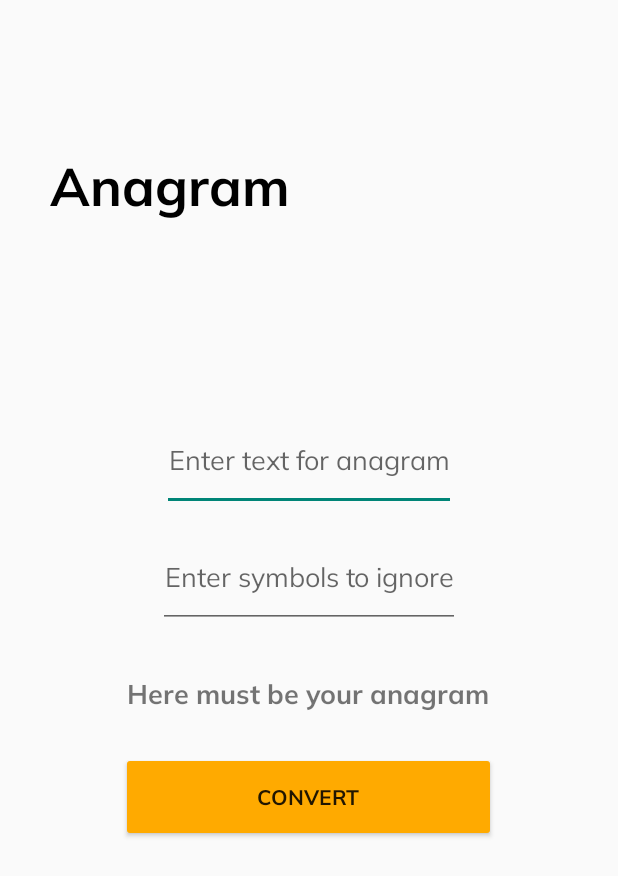
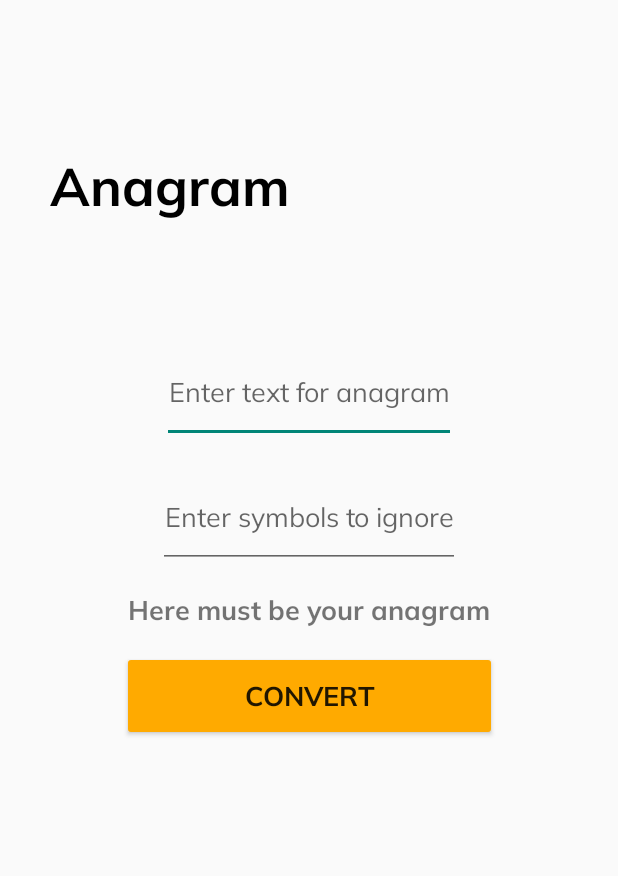
Before and after one commit to MykolaButsko/Anagram, an Android app: the screen it shows after launch (MainActivity), on a phone screen of 412 x 824 dp. Shown: the top 876 px of the screen. Run offline under Robolectric (Android 15) with nearby library versions, the phone set to English and light mode, and no system bars.

Commit message:
refactor: migrate to ConstraintLayout in all layouts

```diff
--- a/app/src/main/res/layout-land/activity_main.xml
+++ b/app/src/main/res/layout-land/activity_main.xml
@@ -1,53 +1,50 @@
 <?xml version="1.0" encoding="utf-8"?>
 <androidx.constraintlayout.widget.ConstraintLayout xmlns:android="http://schemas.android.com/apk/res/android"
-    xmlns:tools="http://schemas.android.com/tools"
+    xmlns:app="http://schemas.android.com/apk/res-auto"
     android:layout_width="match_parent"
     android:layout_height="match_parent">
-
-    <LinearLayout
-        android:layout_width="match_parent"
-        android:layout_height="match_parent"
-        android:gravity="center"
-        android:orientation="vertical"
-        tools:ignore="UselessParent">
 
     <EditText
         android:id="@+id/enterTextForAnagram"
         android:layout_width="wrap_content"
         android:layout_height="wrap_content"
-            android:layout_marginTop="10dp"
-            android:baselineAligned="false"
+        android:layout_marginTop="70dp"
+        android:fontFamily="@font/mulish_regular"
         android:gravity="center"
         android:hint="@string/enter_text_for_anagram"
+        android:importantForAutofill="no"
         android:inputType="textMultiLine"
         android:minLines="2"
-            android:fontFamily="@font/mulish_regular"
-            tools:ignore="Autofill,MissingConstraints,TouchTargetSizeCheck" />
+        app:layout_constraintEnd_toEndOf="parent"
+        app:layout_constraintStart_toStartOf="parent"
+        app:layout_constraintTop_toTopOf="parent" />
 
     <EditText
         android:id="@+id/enterSymbolsToIgnore"
         android:layout_width="wrap_content"
         android:layout_height="wrap_content"
-            android:layout_marginTop="10dp"
+        android:layout_marginTop="15dp"
+        android:fontFamily="@font/mulish_regular"
         android:gravity="center"
         android:hint="@string/enter_symbols_to_ignore"
+        android:importantForAutofill="no"
         android:inputType="textMultiLine"
         android:minLines="2"
-            android:fontFamily="@font/mulish_regular"
-            tools:ignore="Autofill,MissingConstraints,TouchTargetSizeCheck" />
+        app:layout_constraintEnd_toEndOf="@+id/enterTextForAnagram"
+        app:layout_constraintStart_toStartOf="@+id/enterTextForAnagram"
+        app:layout_constraintTop_toBottomOf="@+id/enterTextForAnagram" />
 
     <TextView
         android:id="@+id/yourAnagram"
         android:layout_width="wrap_content"
         android:layout_height="wrap_content"
-            android:layout_marginTop="20dp"
-            android:freezesText="true"
-            android:gravity="center"
-            android:minLines="2"
+        android:layout_marginTop="15dp"
+        android:fontFamily="@font/mulish_bold"
         android:text="@string/here_must_be_your_anagram"
         android:textSize="18sp"
-            android:fontFamily="@font/mulish_bold"
-            tools:ignore="MissingConstraints,TextSizeCheck" />
+        app:layout_constraintEnd_toEndOf="@+id/enterSymbolsToIgnore"
+        app:layout_constraintStart_toStartOf="@+id/enterSymbolsToIgnore"
+        app:layout_constraintTop_toBottomOf="@+id/enterSymbolsToIgnore" />
 
     <Button
         android:id="@+id/convertButton"
@@ -55,9 +52,11 @@
         android:layout_height="60dp"
         android:layout_marginTop="15dp"
         android:backgroundTint="@color/orange"
+        android:fontFamily="@font/mulish_bold"
         android:text="@string/convert"
-            android:fontFamily="@font/mulish_bold"
-            tools:ignore="MissingConstraints,TextContrastCheck" />
+        android:textSize="18sp"
+        app:layout_constraintEnd_toEndOf="@+id/yourAnagram"
+        app:layout_constraintStart_toStartOf="@+id/yourAnagram"
+        app:layout_constraintTop_toBottomOf="@+id/yourAnagram" />
 
-    </LinearLayout>
 </androidx.constraintlayout.widget.ConstraintLayout>
--- a/app/src/main/res/layout/activity_main.xml
+++ b/app/src/main/res/layout/activity_main.xml
@@ -1,9 +1,9 @@
 <?xml version="1.0" encoding="utf-8"?>
 <androidx.constraintlayout.widget.ConstraintLayout xmlns:android="http://schemas.android.com/apk/res/android"
-    xmlns:tools="http://schemas.android.com/tools"
+    xmlns:app="http://schemas.android.com/apk/res-auto"
     android:layout_width="match_parent"
     android:layout_height="match_parent"
-    xmlns:app="http://schemas.android.com/apk/res-auto">
+    android:layout_gravity="center">
 
     <TextView
         android:id="@+id/textViewAppName"
@@ -15,55 +15,50 @@
         android:text="@string/app_name"
         android:textColor="@color/black"
         android:textSize="35sp"
-        android:textStyle="bold"
         app:layout_constraintStart_toStartOf="parent"
-        app:layout_constraintTop_toTopOf="parent"
-        tools:ignore="MissingConstraints,VisualLintOverlap" />
-
-    <LinearLayout
-        android:layout_width="match_parent"
-        android:layout_height="match_parent"
-        android:gravity="center"
-        android:orientation="vertical"
-        tools:ignore="UselessParent">
+        app:layout_constraintTop_toTopOf="parent" />
 
     <EditText
         android:id="@+id/enterTextForAnagram"
         android:layout_width="wrap_content"
         android:layout_height="wrap_content"
-            android:layout_marginTop="10dp"
-            android:baselineAligned="false"
+        android:layout_marginTop="80dp"
+        android:fontFamily="@font/mulish_regular"
         android:gravity="center"
         android:hint="@string/enter_text_for_anagram"
+        android:importantForAutofill="no"
         android:inputType="textMultiLine"
         android:minLines="2"
-            android:fontFamily="@font/mulish_regular"
-            tools:ignore="Autofill,MissingConstraints,TouchTargetSizeCheck" />
+        app:layout_constraintEnd_toEndOf="parent"
+        app:layout_constraintStart_toStartOf="parent"
+        app:layout_constraintTop_toBottomOf="@+id/textViewAppName" />
 
     <EditText
         android:id="@+id/enterSymbolsToIgnore"
         android:layout_width="wrap_content"
         android:layout_height="wrap_content"
-            android:layout_marginTop="10dp"
+        android:layout_marginTop="15dp"
+        android:fontFamily="@font/mulish_regular"
         android:gravity="center"
         android:hint="@string/enter_symbols_to_ignore"
+        android:importantForAutofill="no"
         android:inputType="textMultiLine"
         android:minLines="2"
-            android:fontFamily="@font/mulish_regular"
-            tools:ignore="Autofill,MissingConstraints,TouchTargetSizeCheck" />
+        app:layout_constraintEnd_toEndOf="@+id/enterTextForAnagram"
+        app:layout_constraintStart_toStartOf="@+id/enterTextForAnagram"
+        app:layout_constraintTop_toBottomOf="@+id/enterTextForAnagram" />
 
     <TextView
         android:id="@+id/yourAnagram"
         android:layout_width="wrap_content"
         android:layout_height="wrap_content"
-            android:layout_marginTop="20dp"
-            android:freezesText="true"
-            android:gravity="center"
-            android:minLines="2"
+        android:layout_marginTop="15dp"
+        android:fontFamily="@font/mulish_bold"
         android:text="@string/here_must_be_your_anagram"
         android:textSize="18sp"
-            android:fontFamily="@font/mulish_bold"
-            tools:ignore="MissingConstraints,TextSizeCheck" />
+        app:layout_constraintEnd_toEndOf="@+id/enterSymbolsToIgnore"
+        app:layout_constraintStart_toStartOf="@+id/enterSymbolsToIgnore"
+        app:layout_constraintTop_toBottomOf="@+id/enterSymbolsToIgnore" />
 
     <Button
         android:id="@+id/convertButton"
@@ -71,9 +66,11 @@
         android:layout_height="60dp"
         android:layout_marginTop="15dp"
         android:backgroundTint="@color/orange"
+        android:fontFamily="@font/mulish_bold"
         android:text="@string/convert"
-            android:fontFamily="@font/mulish_bold"
-            tools:ignore="MissingConstraints,TextContrastCheck" />
+        android:textSize="18sp"
+        app:layout_constraintEnd_toEndOf="@+id/yourAnagram"
+        app:layout_constraintStart_toStartOf="@+id/yourAnagram"
+        app:layout_constraintTop_toBottomOf="@+id/yourAnagram" />
 
-    </LinearLayout>
 </androidx.constraintlayout.widget.ConstraintLayout>
```
Lines whose indentation alone changed are shown as unchanged.
